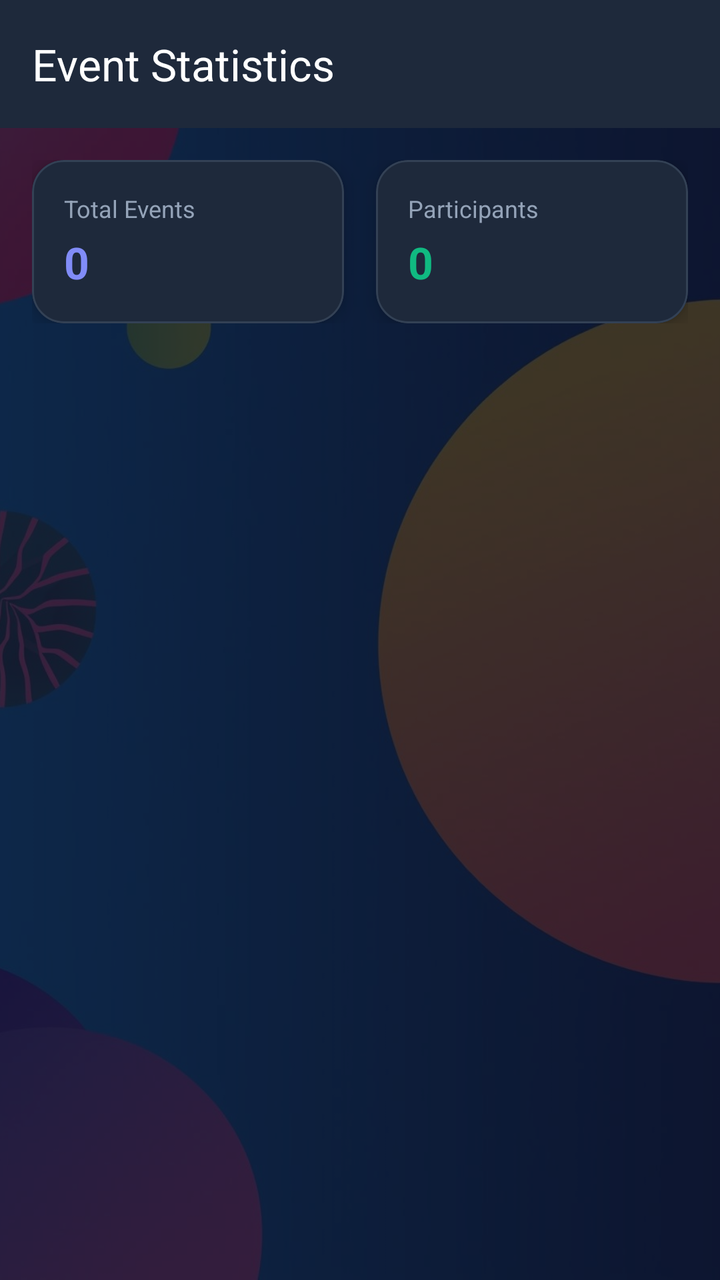
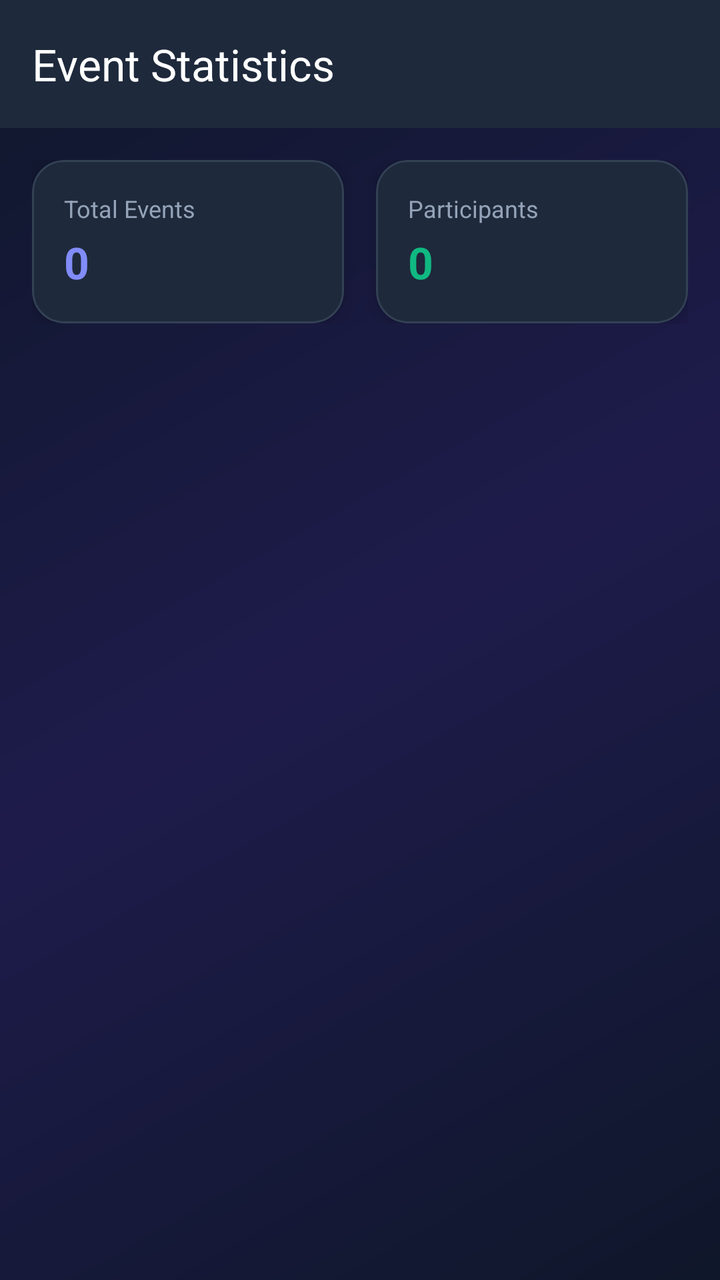

Screens rendered from an Android XML layout before and after an edit, with the pre-edit source and the edit as a unified diff.
<!-- AndroidManifest.xml: application theme Theme.EventManagementSystem -->
<!-- res/layout/activity_admin_stats.xml -->
<?xml version="1.0" encoding="utf-8"?>
<FrameLayout
    xmlns:android="http://schemas.android.com/apk/res/android"
    xmlns:app="http://schemas.android.com/apk/res-auto"
    android:layout_width="match_parent"
    android:layout_height="match_parent">

    
    <ImageView
        android:layout_width="match_parent"
        android:layout_height="match_parent"
        android:src="@drawable/event_activity"
        android:scaleType="centerCrop"
        android:contentDescription="Background"/>

    
    <View
        android:layout_width="match_parent"
        android:layout_height="match_parent"
        android:background="#CC0F172A"/>

    <LinearLayout
        android:layout_width="match_parent"
        android:layout_height="match_parent"
        android:orientation="vertical">

        <com.google.android.material.appbar.MaterialToolbar
            android:id="@+id/toolbarStats"
            android:layout_width="match_parent"
            android:layout_height="?attr/actionBarSize"
            android:background="#1E293B"
            app:title="Event Statistics"
            app:titleTextColor="@android:color/white"/>

        <LinearLayout
            android:layout_width="match_parent"
            android:layout_height="match_parent"
            android:orientation="vertical"
            android:padding="16dp">

            
            <LinearLayout
                android:layout_width="match_parent"
                android:layout_height="wrap_content"
                android:orientation="horizontal"
                android:layout_marginBottom="16dp">

                
                <com.google.android.material.card.MaterialCardView
                    android:layout_width="0dp"
                    android:layout_height="wrap_content"
                    android:layout_weight="1"
                    android:layout_marginEnd="8dp"
                    app:cardCornerRadius="16dp"
                    app:cardElevation="6dp"
                    app:strokeWidth="1dp"
                    app:strokeColor="#334155"
                    app:cardBackgroundColor="#1E293B">

                    <LinearLayout
                        android:layout_width="match_parent"
                        android:layout_height="wrap_content"
                        android:orientation="vertical"
                        android:padding="16dp">

                        <TextView
                            android:layout_width="wrap_content"
                            android:layout_height="wrap_content"
                            android:text="Total Events"
                            android:textSize="12sp"
                            android:textColor="#94A3B8"/>

                        <TextView
                            android:id="@+id/tvTotalEvents"
                            android:layout_width="wrap_content"
                            android:layout_height="wrap_content"
                            android:text="0"
                            android:textSize="22sp"
                            android:textStyle="bold"
                            android:textColor="#818CF8"
                            android:layout_marginTop="4dp"/>
                    </LinearLayout>
                </com.google.android.material.card.MaterialCardView>

                
                <com.google.android.material.card.MaterialCardView
                    android:layout_width="0dp"
                    android:layout_height="wrap_content"
                    android:layout_weight="1"
                    android:layout_marginStart="8dp"
                    app:cardCornerRadius="16dp"
                    app:cardElevation="6dp"
                    app:strokeWidth="1dp"
                    app:strokeColor="#334155"
                    app:cardBackgroundColor="#1E293B">

                    <LinearLayout
                        android:layout_width="match_parent"
                        android:layout_height="wrap_content"
                        android:orientation="vertical"
                        android:padding="16dp">

                        <TextView
                            android:layout_width="wrap_content"
                            android:layout_height="wrap_content"
                            android:text="Participants"
                            android:textSize="12sp"
                            android:textColor="#94A3B8"/>

                        <TextView
                            android:id="@+id/tvTotalParticipants"
                            android:layout_width="wrap_content"
                            android:layout_height="wrap_content"
                            android:text="0"
                            android:textSize="22sp"
                            android:textStyle="bold"
                            android:textColor="#10B981"
                            android:layout_marginTop="4dp"/>
                    </LinearLayout>
                </com.google.android.material.card.MaterialCardView>

            </LinearLayout>

            <androidx.recyclerview.widget.RecyclerView
                android:id="@+id/recyclerViewAdmin"
                android:layout_width="match_parent"
                android:layout_height="0dp"
                android:layout_weight="1"/>

        </LinearLayout>

    </LinearLayout>

</FrameLayout>
<!-- resources referenced by this layout -->
<resources>
  <!-- drawable event_activity: jpg bitmap (drawable, 97123 bytes) -->
  <style name="Theme.EventManagementSystem" parent="Base.Theme.EventManagementSystem" />
  <style name="Base.Theme.EventManagementSystem" parent="Theme.Material3.DayNight.NoActionBar">
          <item name="colorPrimary">@color/primary</item>
          <item name="colorPrimaryVariant">@color/primary_dark</item>
          <item name="colorSecondary">@color/accent_orange</item>
          <item name="android:statusBarColor">@color/primary_dark</item>
      </style>
  <color name="primary">#4F46E5</color>
  <color name="primary_dark">#3730A3</color>
  <color name="accent_orange">#F97316</color>
</resources>

<!-- the commit's change to res/layout/activity_admin_stats.xml (unified diff, before → after) -->
@@ -1,134 +1,115 @@
 <?xml version="1.0" encoding="utf-8"?>
-<FrameLayout
+<LinearLayout
     xmlns:android="http://schemas.android.com/apk/res/android"
     xmlns:app="http://schemas.android.com/apk/res-auto"
     android:layout_width="match_parent"
-    android:layout_height="match_parent">
+    android:layout_height="match_parent"
+    android:orientation="vertical"
+    android:background="@drawable/bg_main_gradient">
 
-    
-    <ImageView
+    <com.google.android.material.appbar.MaterialToolbar
+        android:id="@+id/toolbarStats"
         android:layout_width="match_parent"
-        android:layout_height="match_parent"
-        android:src="@drawable/event_activity"
-        android:scaleType="centerCrop"
-        android:contentDescription="Background"/>
-
-    
-    <View
-        android:layout_width="match_parent"
-        android:layout_height="match_parent"
-        android:background="#CC0F172A"/>
+        android:layout_height="?attr/actionBarSize"
+        android:background="#1E293B"
+        app:title="Event Statistics"
+        app:titleTextColor="@android:color/white"/>
 
     <LinearLayout
         android:layout_width="match_parent"
         android:layout_height="match_parent"
-        android:orientation="vertical">
+        android:orientation="vertical"
+        android:padding="16dp">
 
-        <com.google.android.material.appbar.MaterialToolbar
-            android:id="@+id/toolbarStats"
-            android:layout_width="match_parent"
-            android:layout_height="?attr/actionBarSize"
-            android:background="#1E293B"
-            app:title="Event Statistics"
-            app:titleTextColor="@android:color/white"/>
-
+        
         <LinearLayout
             android:layout_width="match_parent"
-            android:layout_height="match_parent"
-            android:orientation="vertical"
-            android:padding="16dp">
+            android:layout_height="wrap_content"
+            android:orientation="horizontal"
+            android:layout_marginBottom="16dp">
 
             
-            <LinearLayout
-                android:layout_width="match_parent"
+            <com.google.android.material.card.MaterialCardView
+                android:layout_width="0dp"
                 android:layout_height="wrap_content"
-                android:orientation="horizontal"
-                android:layout_marginBottom="16dp">
+                android:layout_weight="1"
+                android:layout_marginEnd="8dp"
+                app:cardCornerRadius="16dp"
+                app:cardElevation="6dp"
+                app:strokeWidth="1dp"
+                app:strokeColor="#334155"
+                app:cardBackgroundColor="#1E293B">
 
-                
-                <com.google.android.material.card.MaterialCardView
-                    android:layout_width="0dp"
+                <LinearLayout
+                    android:layout_width="match_parent"
                     android:layout_height="wrap_content"
-                    android:layout_weight="1"
-                    android:layout_marginEnd="8dp"
-                    app:cardCornerRadius="16dp"
-                    app:cardElevation="6dp"
-                    app:strokeWidth="1dp"
-                    app:strokeColor="#334155"
-                    app:cardBackgroundColor="#1E293B">
+                    android:orientation="vertical"
+                    android:padding="16dp">
 
-                    <LinearLayout
-                        android:layout_width="match_parent"
+                    <TextView
+                        android:layout_width="wrap_content"
                         android:layout_height="wrap_content"
-                        android:orientation="vertical"
-                        android:padding="16dp">
+                        android:text="Total Events"
+                        android:textSize="12sp"
+                        android:textColor="#94A3B8"/>
 
-                        <TextView
-                            android:layout_width="wrap_content"
-                            android:layout_height="wrap_content"
-                            android:text="Total Events"
-                            android:textSize="12sp"
-                            android:textColor="#94A3B8"/>
+                    <TextView
+                        android:id="@+id/tvTotalEvents"
+                        android:layout_width="wrap_content"
+                        android:layout_height="wrap_content"
+                        android:text="0"
+                        android:textSize="22sp"
+                        android:textStyle="bold"
+                        android:textColor="#818CF8"
+                        android:layout_marginTop="4dp"/>
+                </LinearLayout>
+            </com.google.android.material.card.MaterialCardView>
 
-                        <TextView
-                            android:id="@+id/tvTotalEvents"
-                            android:layout_width="wrap_content"
-                            android:layout_height="wrap_content"
-                            android:text="0"
-                            android:textSize="22sp"
-                            android:textStyle="bold"
-                            android:textColor="#818CF8"
-                            android:layout_marginTop="4dp"/>
-                    </LinearLayout>
-                </com.google.android.material.card.MaterialCardView>
+            
+            <com.google.android.material.card.MaterialCardView
+                android:layout_width="0dp"
+                android:layout_height="wrap_content"
+                android:layout_weight="1"
+                android:layout_marginStart="8dp"
+                app:cardCornerRadius="16dp"
+                app:cardElevation="6dp"
+                app:strokeWidth="1dp"
+                app:strokeColor="#334155"
+                app:cardBackgroundColor="#1E293B">
 
-                
-                <com.google.android.material.card.MaterialCardView
-                    android:layout_width="0dp"
+                <LinearLayout
+                    android:layout_width="match_parent"
                     android:layout_height="wrap_content"
-                    android:layout_weight="1"
-                    android:layout_marginStart="8dp"
-                    app:cardCornerRadius="16dp"
-                    app:cardElevation="6dp"
-                    app:strokeWidth="1dp"
-                    app:strokeColor="#334155"
-                    app:cardBackgroundColor="#1E293B">
+                    android:orientation="vertical"
+                    android:padding="16dp">
 
-                    <LinearLayout
-                        android:layout_width="match_parent"
+                    <TextView
+                        android:layout_width="wrap_content"
                         android:layout_height="wrap_content"
-                        android:orientation="vertical"
-                        android:padding="16dp">
+                        android:text="Participants"
+                        android:textSize="12sp"
+                        android:textColor="#94A3B8"/>
 
-                        <TextView
-                            android:layout_width="wrap_content"
-                            android:layout_height="wrap_content"
-                            android:text="Participants"
-                            android:textSize="12sp"
-                            android:textColor="#94A3B8"/>
-
-                        <TextView
-                            android:id="@+id/tvTotalParticipants"
-                            android:layout_width="wrap_content"
-                            android:layout_height="wrap_content"
-                            android:text="0"
-                            android:textSize="22sp"
-                            android:textStyle="bold"
-                            android:textColor="#10B981"
-                            android:layout_marginTop="4dp"/>
-                    </LinearLayout>
-                </com.google.android.material.card.MaterialCardView>
-
-            </LinearLayout>
-
-            <androidx.recyclerview.widget.RecyclerView
-                android:id="@+id/recyclerViewAdmin"
-                android:layout_width="match_parent"
-                android:layout_height="0dp"
-                android:layout_weight="1"/>
+                    <TextView
+                        android:id="@+id/tvTotalParticipants"
+                        android:layout_width="wrap_content"
+                        android:layout_height="wrap_content"
+                        android:text="0"
+                        android:textSize="22sp"
+                        android:textStyle="bold"
+                        android:textColor="#10B981"
+                        android:layout_marginTop="4dp"/>
+                </LinearLayout>
+            </com.google.android.material.card.MaterialCardView>
 
         </LinearLayout>
 
+        <androidx.recyclerview.widget.RecyclerView
+            android:id="@+id/recyclerViewAdmin"
+            android:layout_width="match_parent"
+            android:layout_height="0dp"
+            android:layout_weight="1"/>
+
     </LinearLayout>
 
-</FrameLayout>
+</LinearLayout>
<!-- resource entries referenced after the edit -->
@@ -1,6 +1,16 @@
 <!-- resources referenced by this layout -->
 <resources>
-  <!-- drawable event_activity: jpg bitmap (drawable, 97123 bytes) -->
+  <!-- drawable bg_main_gradient (drawable) -->
+  <?xml version="1.0" encoding="utf-8"?>
+  <shape xmlns:android="http://schemas.android.com/apk/res/android"
+      android:shape="rectangle">
+      <gradient
+          android:angle="135"
+          android:startColor="#0F172A"
+          android:centerColor="#1E1B4B"
+          android:endColor="#0F172A"
+          android:type="linear" />
+  </shape>
   <style name="Theme.EventManagementSystem" parent="Base.Theme.EventManagementSystem" />
   <style name="Base.Theme.EventManagementSystem" parent="Theme.Material3.DayNight.NoActionBar">
           <item name="colorPrimary">@color/primary</item>
@@ -8,8 +18,8 @@
           <item name="colorSecondary">@color/accent_orange</item>
           <item name="android:statusBarColor">@color/primary_dark</item>
       </style>
-  <color name="primary">#4F46E5</color>
-  <color name="primary_dark">#3730A3</color>
+  <color name="primary">#6366F1</color>
+  <color name="primary_dark">#4338CA</color>
   <color name="accent_orange">#F97316</color>
 </resources>
 
